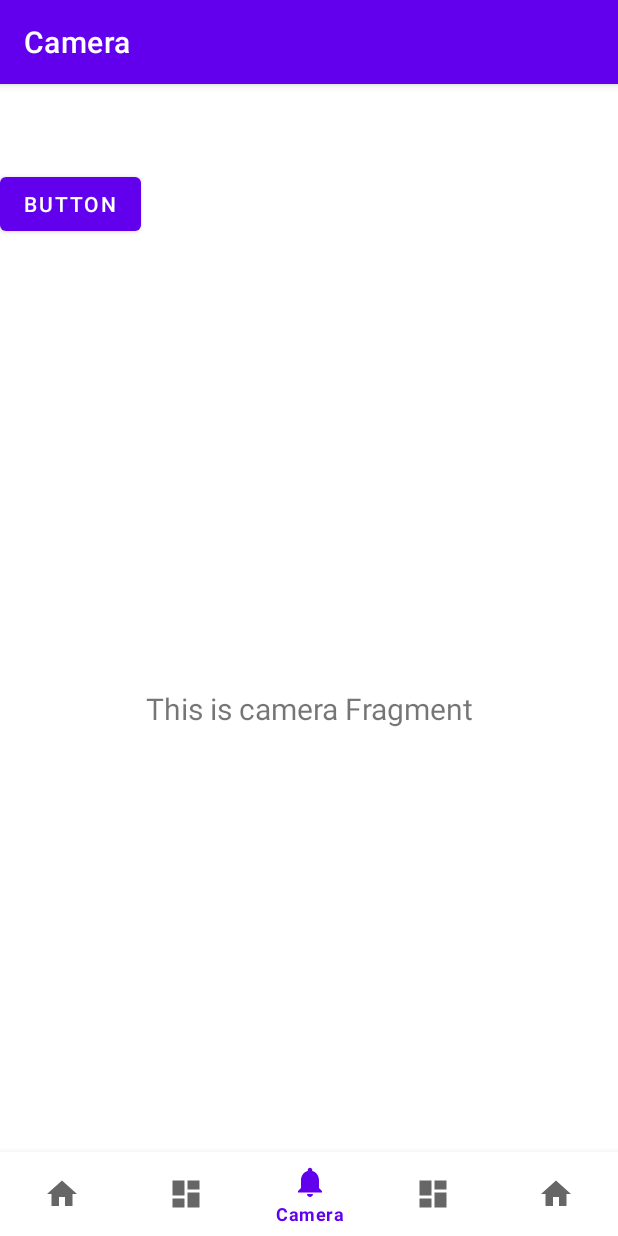
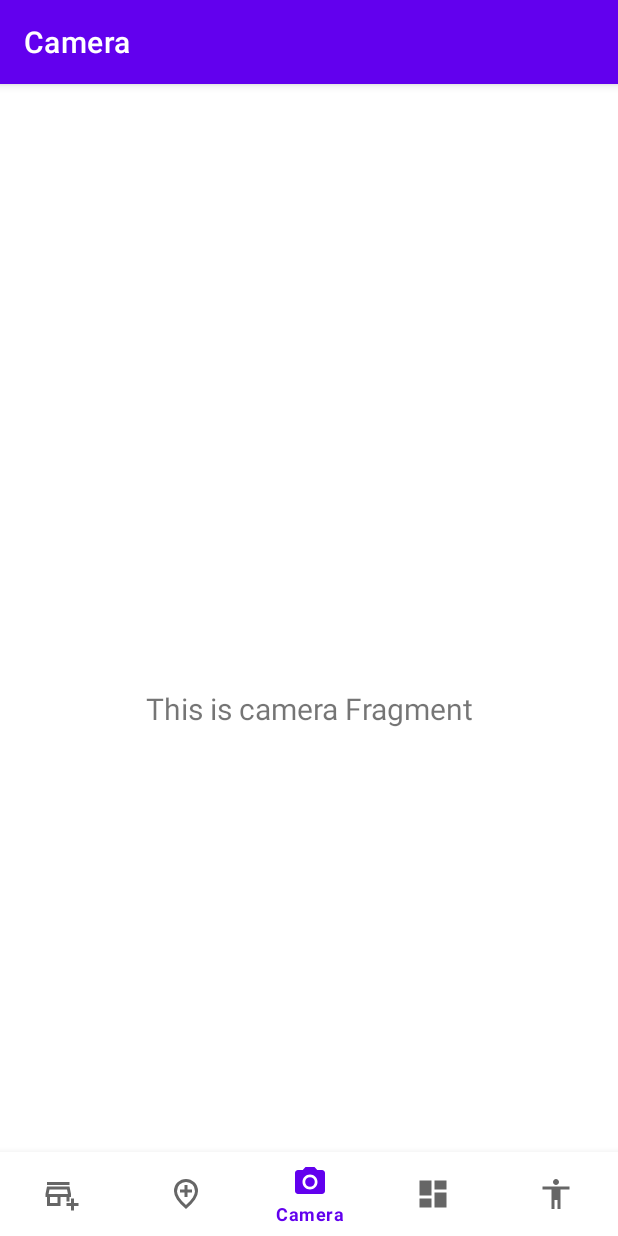
Before and after one commit to msk990/Tripi, an Android app: the CameraFragment screen opened through its navigation route, on a phone screen of 412 x 824 dp. Run offline under Robolectric (Android 15) with nearby library versions, the phone set to English and light mode, and no system bars; our stand-ins replace navigation-ui.

Commit message:
fix nav icons v1

```diff
--- /dev/null
+++ b/app/src/main/res/drawable/baseline_camera_alt_24.xml
@@ -0,0 +1,7 @@
+<vector xmlns:android="http://schemas.android.com/apk/res/android" android:height="24dp" android:tint="#000000" android:viewportHeight="24" android:viewportWidth="24" android:width="24dp">
+
+    <path android:fillColor="@android:color/white" android:pathData="M12,12m-3.2,0a3.2,3.2 0,1 1,6.4 0a3.2,3.2 0,1 1,-6.4 0"/>
+
+    <path android:fillColor="@android:color/white" android:pathData="M9,2L7.17,4L4,4c-1.1,0 -2,0.9 -2,2v12c0,1.1 0.9,2 2,2h16c1.1,0 2,-0.9 2,-2L22,6c0,-1.1 -0.9,-2 -2,-2h-3.17L15,2L9,2zM12,17c-2.76,0 -5,-2.24 -5,-5s2.24,-5 5,-5 5,2.24 5,5 -2.24,5 -5,5z"/>
+
+</vector>
--- /dev/null
+++ b/app/src/main/res/drawable/outline_accessibility_24.xml
@@ -0,0 +1,5 @@
+<vector xmlns:android="http://schemas.android.com/apk/res/android" android:height="24dp" android:tint="#000000" android:viewportHeight="960" android:viewportWidth="960" android:width="24dp">
+
+    <path android:fillColor="@android:color/white" android:pathData="M480,240Q447,240 423.5,216.5Q400,193 400,160Q400,127 423.5,103.5Q447,80 480,80Q513,80 536.5,103.5Q560,127 560,160Q560,193 536.5,216.5Q513,240 480,240ZM360,880L360,360L120,360L120,280L840,280L840,360L600,360L600,880L520,880L520,640L440,640L440,880L360,880Z"/>
+
+</vector>
--- /dev/null
+++ b/app/src/main/res/drawable/outline_add_business_24.xml
@@ -0,0 +1,5 @@
+<vector xmlns:android="http://schemas.android.com/apk/res/android" android:height="24dp" android:tint="#000000" android:viewportHeight="960" android:viewportWidth="960" android:width="24dp">
+
+    <path android:fillColor="@android:color/white" android:pathData="M720,920L720,800L600,800L600,720L720,720L720,600L800,600L800,720L920,720L920,800L800,800L800,920L720,920ZM80,800L80,560L40,560L40,480L80,280L680,280L720,480L720,560L680,560L680,680L600,680L600,560L440,560L440,800L80,800ZM160,720L360,720L360,560L160,560L160,720ZM122,480L122,480L638,480L638,480L122,480ZM80,240L80,160L680,160L680,240L80,240ZM122,480L638,480L614,360L146,360L122,480Z"/>
+
+</vector>
--- /dev/null
+++ b/app/src/main/res/drawable/outline_add_location_24.xml
@@ -0,0 +1,5 @@
+<vector xmlns:android="http://schemas.android.com/apk/res/android" android:height="24dp" android:tint="#000000" android:viewportHeight="960" android:viewportWidth="960" android:width="24dp">
+
+    <path android:fillColor="@android:color/white" android:pathData="M440,560L520,560L520,440L640,440L640,360L520,360L520,240L440,240L440,360L320,360L320,440L440,440L440,560ZM480,774Q602,662 661,570.5Q720,479 720,408Q720,299 650.5,229.5Q581,160 480,160Q379,160 309.5,229.5Q240,299 240,408Q240,479 299,570.5Q358,662 480,774ZM480,880Q319,743 239.5,625.5Q160,508 160,408Q160,258 256.5,169Q353,80 480,80Q607,80 703.5,169Q800,258 800,408Q800,508 720.5,625.5Q641,743 480,880ZM480,400Q480,400 480,400Q480,400 480,400Q480,400 480,400Q480,400 480,400Q480,400 480,400Q480,400 480,400Q480,400 480,400Q480,400 480,400Z"/>
+
+</vector>
--- /dev/null
+++ b/app/src/main/res/drawable/outline_assignment_24.xml
@@ -0,0 +1,5 @@
+<vector xmlns:android="http://schemas.android.com/apk/res/android" android:autoMirrored="true" android:height="24dp" android:tint="#000000" android:viewportHeight="960" android:viewportWidth="960" android:width="24dp">
+
+    <path android:fillColor="@android:color/white" android:pathData="M200,840Q167,840 143.5,816.5Q120,793 120,760L120,200Q120,167 143.5,143.5Q167,120 200,120L368,120Q381,84 411.5,62Q442,40 480,40Q518,40 548.5,62Q579,84 592,120L760,120Q793,120 816.5,143.5Q840,167 840,200L840,760Q840,793 816.5,816.5Q793,840 760,840L200,840ZM200,760L760,760Q760,760 760,760Q760,760 760,760L760,200Q760,200 760,200Q760,200 760,200L200,200Q200,200 200,200Q200,200 200,200L200,760Q200,760 200,760Q200,760 200,760ZM280,680L560,680L560,600L280,600L280,680ZM280,520L680,520L680,440L280,440L280,520ZM280,360L680,360L680,280L280,280L280,360ZM480,170Q493,170 501.5,161.5Q510,153 510,140Q510,127 501.5,118.5Q493,110 480,110Q467,110 458.5,118.5Q450,127 450,140Q450,153 458.5,161.5Q467,170 480,170ZM200,760Q200,760 200,760Q200,760 200,760L200,200Q200,200 200,200Q200,200 200,200L200,200Q200,200 200,200Q200,200 200,200L200,760Q200,760 200,760Q200,760 200,760Z"/>
+
+</vector>
--- a/app/src/main/res/layout/fragment_camera.xml
+++ b/app/src/main/res/layout/fragment_camera.xml
@@ -20,11 +20,4 @@
         app:layout_constraintStart_toStartOf="parent"
         app:layout_constraintTop_toTopOf="parent" />
 
-    <Button
-        android:id="@+id/button"
-        android:layout_width="wrap_content"
-        android:layout_height="wrap_content"
-        android:text="Button"
-        tools:layout_editor_absoluteX="159dp"
-        tools:layout_editor_absoluteY="534dp" />
 </androidx.constraintlayout.widget.ConstraintLayout>
--- a/app/src/main/res/menu/bottom_nav_menu.xml
+++ b/app/src/main/res/menu/bottom_nav_menu.xml
@@ -4,17 +4,17 @@
 
     <item
         android:id="@+id/navigation_farm"
-        android:icon="@drawable/ic_farm_black_24dp"
+        android:icon="@drawable/outline_add_business_24"
         android:title="@string/title_farm" />
 
     <item
         android:id="@+id/navigation_map"
-        android:icon="@drawable/ic_map_black_24dp"
+        android:icon="@drawable/outline_add_location_24"
         android:title="@string/title_map" />
 
     <item
         android:id="@+id/navigation_camera"
-        android:icon="@drawable/ic_camera_black_24dp"
+        android:icon="@drawable/baseline_camera_alt_24"
         android:title="@string/title_camera" />
 
     <item
@@ -24,7 +24,7 @@
 
     <item
         android:id="@+id/navigation_profile"
-        android:icon="@drawable/ic_profile_black_24dp"
+        android:icon="@drawable/outline_accessibility_24"
         android:title="@string/title_profile" />
 
 </menu>
```
